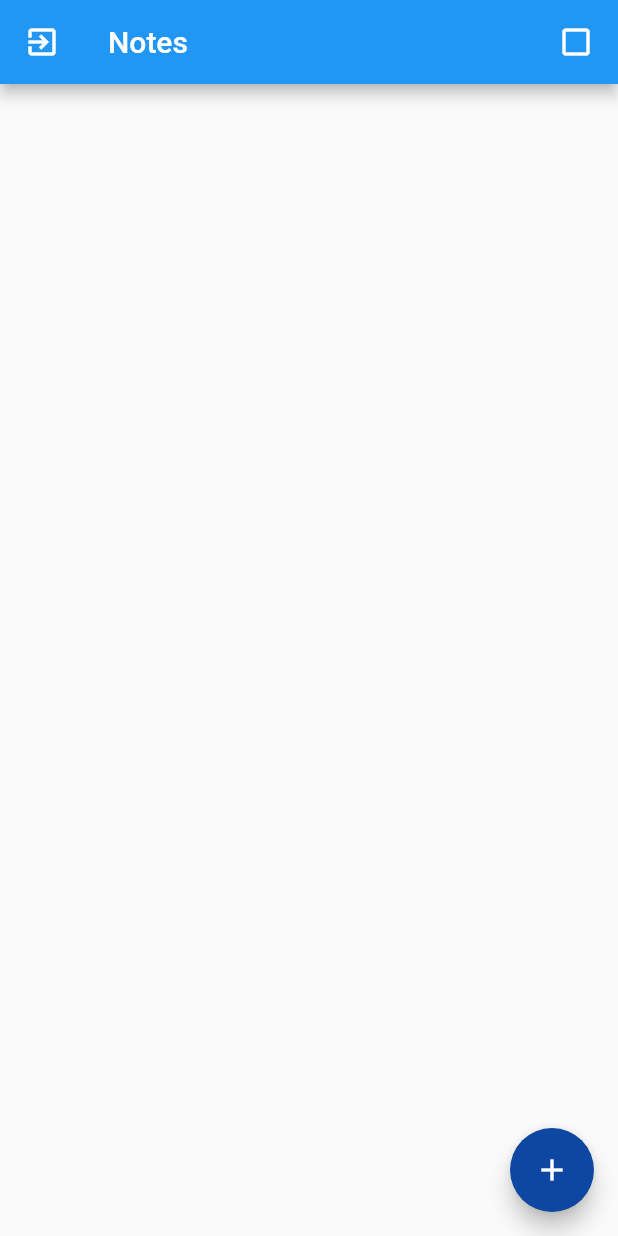
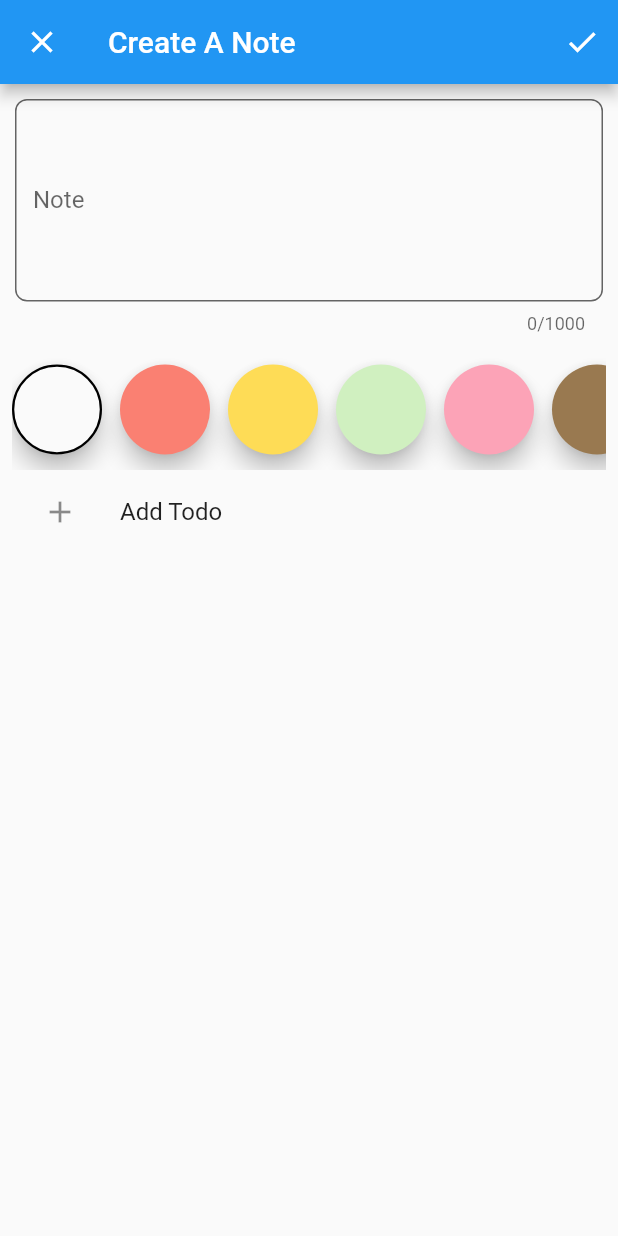
Before and after one commit to Mahmudul-Sumoon/Firebase-Notes, a Flutter app: the NotesOverviewPage screen opened by its route, after a tap on the "indeterminate check box" icon, after a tap on the "add" icon, on a phone screen of 412 x 824 dp. Run offline on Flutter 3.47's test engine with Material 2 defaults, Android fonts, the phone set to English and light mode, and no system bars; our stand-ins replace another_flushbar, auto_route, bloc, cloud_firestore, dartz, firebase_auth and 11 more; accounts and stored records are empty.

Commit message:
complete ddd

```diff
--- a/lib/appliction/note_watcher/note_watcher_bloc.dart
+++ b/lib/appliction/note_watcher/note_watcher_bloc.dart
@@ -34,5 +34,14 @@ class NoteWatcherBloc extends Bloc<NoteWatcherEvent, NoteWatcherState> {
         ),
       );
     });
+    on<_UnCompletedWatch>((event, emit) async {
+      await _noteStream?.cancel();
+      emit(const NoteWatcherState.loading());
+
+      _noteStream = _noteRepository.watchUncompleted().listen(
+            (failureOrNotes) =>
+                add(NoteWatcherEvent.noteWatchAll(failureOrNotes)),
+          );
+    });
   }
 }
--- a/lib/domain/core/value_objects.dart
+++ b/lib/domain/core/value_objects.dart
@@ -16,8 +16,9 @@ abstract class ValueObject<T> {
     return value.isRight();
   }
 
+/////
   Either<ValueFailure<dynamic>, Unit> get failureOrUnit {
-    return value.fold(left, (r) => right(unit));
+    return value.fold(Left.new, (r) => const Right(unit));
   }
 
   @override
--- a/lib/domain/note/value_object.dart
+++ b/lib/domain/note/value_object.dart
@@ -8,7 +8,7 @@ import 'package:notes_app/domain/core/value_validators.dart';
 class NoteBody extends ValueObject<String> {
   @override
   final Either<ValueFailure<String>, String> value;
-  static const max = 3000;
+  static const max = 1000;
 
   factory NoteBody(String input) {
     return NoteBody._(
--- a/lib/infrastrructure/auth/firebase_auth_facade.dart
+++ b/lib/infrastrructure/auth/firebase_auth_facade.dart
@@ -57,7 +57,7 @@ class FirebaseAuthFacade implements IAuthFacade {
           .signInWithCredential(authCredential)
           .then((r) => right(unit));
     } catch (e) {
-      //print(e);
+      // print('12' + e.toString());
       return left(const AuthFailure.serverError());
     }
   }
--- a/lib/infrastrructure/notes/todo_primitive.dart
+++ b/lib/infrastrructure/notes/todo_primitive.dart
@@ -1,8 +1,14 @@
+import 'package:flutter/cupertino.dart';
 import 'package:freezed_annotation/freezed_annotation.dart';
+import 'package:kt_dart/collection.dart';
 import 'package:notes_app/domain/core/value_objects.dart';
 import 'package:notes_app/domain/note/todo_item.dart';
 import 'package:notes_app/domain/note/value_object.dart';
 part 'todo_primitive.freezed.dart';
+
+class FormTodo extends ValueNotifier<KtList<TodoItemPrimitive>> {
+  FormTodo() : super(emptyList<TodoItemPrimitive>());
+}
 
 @freezed
 abstract class TodoItemPrimitive implements _$TodoItemPrimitive {
--- a/lib/main.dart
+++ b/lib/main.dart
@@ -17,7 +17,7 @@ void main() async {
       //   storageBucket: "notes-app-8ab82.appspot.com",
       //   messagingSenderId: "575672738868",
       //   appId: "1:575672738868:web:f72474d5865dc617755661",
-      // ),
+      // ),S
       );
   configureInjection(Environment.prod);
   runApp(AppWidget());
--- /dev/null
+++ b/lib/presentation/notes/note_form/add_todo.dart
@@ -0,0 +1,43 @@
+import 'package:flutter/material.dart';
+import 'package:flutter_bloc/flutter_bloc.dart';
+import 'package:kt_dart/collection.dart';
+import 'package:notes_app/appliction/auth/note_form_bloc/note_form_bloc_bloc.dart';
+import 'package:notes_app/infrastrructure/notes/todo_primitive.dart';
+import 'package:notes_app/presentation/notes/note_form/form_todo_extension.dart';
+
+class AddTodo extends StatelessWidget {
+  const AddTodo({Key? key}) : super(key: key);
+
+  @override
+  Widget build(BuildContext context) {
+    return BlocConsumer<NoteFormBlocBloc, NoteFormBlocState>(
+      listenWhen: (p, c) => p.isEditing != c.isEditing,
+      listener: (context, state) {
+        context.formTodos = state.note.todos.value.fold(
+          (_) => listOf<TodoItemPrimitive>(),
+          (todoItemList) => todoItemList.map(
+            TodoItemPrimitive.fromDomain,
+          ),
+        );
+      },
+      buildWhen: (p, c) => p.note.todos.isFull != c.note.todos.isFull,
+      builder: (context, state) {
+        return ListTile(
+          enabled: !state.note.todos.isFull,
+          title: const Text('Add Todo'),
+          leading: const Padding(
+            padding: EdgeInsets.all(12),
+            child: Icon(Icons.add),
+          ),
+          onTap: () {
+            context.formTodos =
+                context.formTodos.plusElement(TodoItemPrimitive.empty());
+            BlocProvider.of<NoteFormBlocBloc>(context).add(
+              NoteFormBlocEvent.todosChanged(context.formTodos),
+            );
+          },
+        );
+      },
+    );
+  }
+}
--- /dev/null
+++ b/lib/presentation/notes/note_form/body_color.dart
@@ -0,0 +1,55 @@
+import 'package:flutter/material.dart';
+import 'package:flutter_bloc/flutter_bloc.dart';
+import 'package:notes_app/appliction/auth/note_form_bloc/note_form_bloc_bloc.dart';
+import 'package:notes_app/domain/note/value_object.dart';
+
+class ColorBody extends StatelessWidget {
+  const ColorBody({Key? key}) : super(key: key);
+
+  @override
+  Widget build(BuildContext context) {
+    return BlocBuilder<NoteFormBlocBloc, NoteFormBlocState>(
+      builder: (context, state) {
+        return SizedBox(
+          height: 80,
+          child: Padding(
+            padding: const EdgeInsets.symmetric(horizontal: 8),
+            child: ListView.separated(
+              scrollDirection: Axis.horizontal,
+              itemBuilder: (context, index) {
+                final itemColor = NoteColor.predefinedColors[index];
+                return RawMaterialButton(
+                  elevation: 6,
+                  onPressed: () {
+                    BlocProvider.of<NoteFormBlocBloc>(context).add(
+                      NoteFormBlocEvent.colorChanged(itemColor),
+                    );
+                  },
+                  constraints: const BoxConstraints.tightFor(
+                    height: 60,
+                    width: 60,
+                  ),
+                  shape: CircleBorder(
+                    side: state.note.color.value.fold(
+                      (l) => BorderSide.none,
+                      (r) => r == itemColor
+                          ? const BorderSide(width: 1.5)
+                          : BorderSide.none,
+                    ),
+                  ),
+                  fillColor: itemColor,
+                );
+              },
+              separatorBuilder: (context, index) {
+                return const SizedBox(
+                  width: 12,
+                );
+              },
+              itemCount: NoteColor.predefinedColors.length,
+            ),
+          ),
+        );
+      },
+    );
+  }
+}
--- /dev/null
+++ b/lib/presentation/notes/note_form/note_body.dart
@@ -0,0 +1,63 @@
+import 'package:flutter/material.dart';
+import 'package:flutter_bloc/flutter_bloc.dart';
+import 'package:flutter_hooks/flutter_hooks.dart';
+import 'package:notes_app/appliction/auth/note_form_bloc/note_form_bloc_bloc.dart';
+import 'package:notes_app/domain/note/value_object.dart';
+
+class BodyField extends HookWidget {
+  const BodyField({Key? key}) : super(key: key);
+
+  @override
+  Widget build(BuildContext context) {
+    final textEditingController = useTextEditingController();
+    return BlocConsumer<NoteFormBlocBloc, NoteFormBlocState>(
+      listenWhen: (p, c) => p.isEditing != c.isEditing,
+      listener: (context, state) {
+        textEditingController.text = state.note.body.getOrCrash();
+      },
+      buildWhen: (p, c) =>
+          p.isEditing != c.isEditing || p.note.color != c.note.color,
+      builder: (context, state) {
+        return Padding(
+          padding: const EdgeInsets.all(10),
+          child: TextFormField(
+            controller: textEditingController,
+            // ignore: require_trailing_commas
+            decoration: InputDecoration(
+              fillColor: BlocProvider.of<NoteFormBlocBloc>(context)
+                  .state
+                  .note
+                  .color
+                  .value
+                  .fold((l) {}, (r) => r),
+              filled: true,
+              labelText: 'Note',
+              //counterText: '',
+            ),
+            maxLength: NoteBody.max,
+            maxLines: null,
+            minLines: 5,
+            onChanged: (value) =>
+                BlocProvider.of<NoteFormBlocBloc>(context).add(
+              NoteFormBlocEvent.bodyPressed(value),
+            ),
+            validator: (_) => BlocProvider.of<NoteFormBlocBloc>(context)
+                .state
+                .note
+                .body
+                .value
+                .fold(
+                  (l) => l.maybeMap(
+                    empty: (value) => 'Cannot be Empty',
+                    exceedingLength: (value) =>
+                        'Excedding Length, max: ${value.max}',
+                    orElse: () {},
+                  ),
+                  (r) {},
+                ),
+          ),
+        );
+      },
+    );
+  }
+}
--- /dev/null
+++ b/lib/presentation/notes/note_form/note_form_page.dart
@@ -0,0 +1,148 @@
+import 'package:another_flushbar/flushbar_helper.dart';
+import 'package:auto_route/auto_route.dart';
+import 'package:dartz/dartz.dart';
+import 'package:flutter/material.dart';
+import 'package:flutter_bloc/flutter_bloc.dart';
+import 'package:notes_app/appliction/auth/note_form_bloc/note_form_bloc_bloc.dart';
+import 'package:notes_app/domain/note/note.dart';
+import 'package:notes_app/infrastrructure/notes/todo_primitive.dart';
+import 'package:notes_app/injection.dart';
+import 'package:notes_app/presentation/notes/note_form/add_todo.dart';
+import 'package:notes_app/presentation/notes/note_form/body_color.dart';
+import 'package:notes_app/presentation/notes/note_form/note_body.dart';
+import 'package:notes_app/presentation/notes/note_form/todo_list_widget.dart';
+import 'package:notes_app/presentation/routes/router.gr.dart';
+import 'package:provider/provider.dart';
+
+class NoteFormPage extends StatelessWidget {
+  final Note? note;
+  const NoteFormPage({Key? key, this.note}) : super(key: key);
+
+  @override
+  Widget build(BuildContext context) {
+    return BlocProvider(
+      create: (context) => getIt<NoteFormBlocBloc>()
+        ..add(NoteFormBlocEvent.initialized(optionOf(note))),
+      child: BlocConsumer<NoteFormBlocBloc, NoteFormBlocState>(
+        listenWhen: (p, c) =>
+            p.saveFailureOrSuccessOption != c.saveFailureOrSuccessOption,
+        listener: (context, state) {
+          state.saveFailureOrSuccessOption.fold(() {}, (a) {
+            a.fold((l) {
+              FlushbarHelper.createError(
+                message: l.map(
+                  unexpected: (_) => 'unexpected Error',
+                  permissionError: (_) => 'Permission Error',
+                  unableToUpdate: (_) => 'Unable to Update Error',
+                ),
+              ).show(context);
+            }, (r) {
+              context.router.popUntil(
+                (route) => route.settings.name == NotesOverviewPageRoute.name,
+              );
+            });
+          });
+        },
+        buildWhen: (p, c) => p.isSaving != c.isSaving,
+        builder: (context, state) {
+          return Stack(
+            children: <Widget>[
+              const NoteFormPageScaffold(),
+              SavingOverLay(
+                isSaving: state.isSaving,
+              ),
+            ],
+          );
+        },
+      ),
+    );
+  }
+}
+
+class NoteFormPageScaffold extends StatelessWidget {
+  const NoteFormPageScaffold({Key? key}) : super(key: key);
+
+  @override
+  Widget build(BuildContext context) {
+    return Scaffold(
+      appBar: AppBar(
+        title: BlocBuilder<NoteFormBlocBloc, NoteFormBlocState>(
+          buildWhen: (p, c) => p.isEditing != c.isEditing,
+          builder: (context, state) {
+            return Text(state.isEditing ? 'Edit A Note' : 'Create A Note');
+          },
+        ),
+        actions: [
+          IconButton(
+            onPressed: () {
+              BlocProvider.of<NoteFormBlocBloc>(context)
+                  .add(const NoteFormBlocEvent.saved());
+            },
+            icon: const Icon(Icons.check),
+          ),
+        ],
+      ),
+      body: BlocBuilder<NoteFormBlocBloc, NoteFormBlocState>(
+        buildWhen: (p, c) => p.showErrorMessages != c.showErrorMessages,
+        builder: (context, state) {
+          return ChangeNotifierProvider(
+            create: (_) => FormTodo(),
+            child: Form(
+              autovalidateMode: state.showErrorMessages,
+              child: SingleChildScrollView(
+                child: Column(
+                  children: const [
+                    BodyField(),
+                    ColorBody(),
+                    TodoList(),
+                    AddTodo(),
+                  ],
+                ),
+              ),
+            ),
+          );
+        },
+      ),
+    );
+  }
+}
+
+class SavingOverLay extends StatelessWidget {
+  final bool isSaving;
+  const SavingOverLay({
+    Key? key,
+    required this.isSaving,
+  }) : super(key: key);
+
+  @override
+  Widget build(BuildContext context) {
+    return IgnorePointer(
+      ignoring: !isSaving,
+      child: AnimatedContainer(
+        duration: const Duration(seconds: 1),
+        color: isSaving ? Colors.black.withOpacity(.8) : Colors.transparent,
+        child: Visibility(
+          visible: isSaving,
+          child: Column(
+            mainAxisAlignment: MainAxisAlignment.center,
+            children: <Widget>[
+              const Center(
+                child: CircularProgressIndicator(),
+              ),
+              const SizedBox(
+                height: 20,
+              ),
+              Text(
+                'Saving',
+                style: Theme.of(context).textTheme.bodyText2?.copyWith(
+                      color: Colors.white,
+                      fontSize: 24,
+                    ),
+              ),
+            ],
+          ),
+        ),
+      ),
+    );
+  }
+}
--- a/lib/presentation/notes/notes_overview/display_failure.dart
+++ b/lib/presentation/notes/notes_overview/display_failure.dart
@@ -13,7 +13,7 @@ class NoteFailure1 extends StatelessWidget {
           mainAxisSize: MainAxisSize.min,
           children: [
             const Text(
-              '🐱‍👤',
+              '🐱',
               style: TextStyle(fontSize: 100),
             ),
             const SizedBox(height: 4),
--- a/lib/presentation/notes/notes_overview/note_card_ui.dart
+++ b/lib/presentation/notes/notes_overview/note_card_ui.dart
@@ -1,9 +1,11 @@
+import 'package:auto_route/auto_route.dart';
 import 'package:flutter/material.dart';
 import 'package:flutter_bloc/flutter_bloc.dart';
 import 'package:kt_dart/collection.dart';
 import 'package:notes_app/appliction/auth/note_actor_bloc/note_actor_bloc_bloc.dart';
 import 'package:notes_app/domain/note/note.dart';
 import 'package:notes_app/presentation/notes/notes_overview/todo_display.dart';
+import 'package:notes_app/presentation/routes/router.gr.dart';
 
 class NoteCard extends StatelessWidget {
   final Note note;
@@ -16,7 +18,7 @@ class NoteCard extends StatelessWidget {
       color: note.color.getOrCrash(),
       child: InkWell(
         onTap: () {
-          // TODO(fdf): fhhhfkjhdfkjhjkh
+          context.router.push(NoteFormPageRoute(note: note));
         },
         onLongPress: () {
           //final noteActorBlocBloc = ;
--- a/lib/presentation/notes/notes_overview/notes_overview_body.dart
+++ b/lib/presentation/notes/notes_overview/notes_overview_body.dart
@@ -1,7 +1,6 @@
 import 'package:flutter/material.dart';
 import 'package:flutter_bloc/flutter_bloc.dart';
 import 'package:notes_app/appliction/note_watcher/note_watcher_bloc.dart';
-import 'package:notes_app/domain/note/note_failure.dart';
 import 'package:notes_app/presentation/notes/notes_overview/display_failure.dart';
 import 'package:notes_app/presentation/notes/notes_overview/error_note_body.dart';
 import 'package:notes_app/presentation/notes/notes_overview/note_card_ui.dart';
--- a/lib/presentation/notes/notes_overview/notes_overview_page.dart
+++ b/lib/presentation/notes/notes_overview/notes_overview_page.dart
@@ -65,13 +65,16 @@ class NotesOverviewPage extends StatelessWidget {
               },
               icon: const Icon(Icons.exit_to_app),
             ),
-            actions: [
+            actions: const [
               UncompleteNote(),
             ],
           ),
           body: const NotesOverviewBody(),
           floatingActionButton: FloatingActionButton(
-            onPressed: () {},
+            onPressed: () {
+              // ignore: avoid_redundant_argument_values
+              context.router.push(NoteFormPageRoute(note: null));
+            },
             child: const Icon(Icons.add),
           ),
         ),
--- a/lib/presentation/routes/router.dart
+++ b/lib/presentation/routes/router.dart
@@ -1,4 +1,5 @@
 import 'package:auto_route/auto_route.dart';
+import 'package:notes_app/presentation/notes/note_form/note_form_page.dart';
 import 'package:notes_app/presentation/notes/notes_overview/notes_overview_page.dart';
 import 'package:notes_app/presentation/sign_in/sign_in_page.dart';
 import 'package:notes_app/presentation/splash_screen/splash_screen.dart';
@@ -8,6 +9,7 @@ import 'package:notes_app/presentation/splash_screen/splash_screen.dart';
     AutoRoute(page: SplashPage, initial: true),
     AutoRoute(page: SignInPage),
     AutoRoute(page: NotesOverviewPage),
+    AutoRoute(page: NoteFormPage, fullscreenDialog: true),
   ],
 )
 class $AppRouter {}
--- a/pubspec.yaml
+++ b/pubspec.yaml
@@ -31,6 +31,9 @@ dependencies:
   kt_dart: ^0.10.0
   json_annotation: ^4.4.0
   rxdart: ^0.27.3
+  provider: ^6.0.2
+  flutter_slidable: ^1.2.0
+  implicitly_animated_reorderable_list: ^0.4.2
 
 
 dev_dependencies:
```
Also changed, not shown: lib/presentation/notes/note_form/form_todo_extension.dart (added, +12 -0 lines), lib/presentation/notes/note_form/todo_list_widget.dart (added, +172 -0 lines), lib/infrastrructure/notes/notes_dto.g.dart, lib/presentation/routes/router.gr.dart, pubspec.lock.
